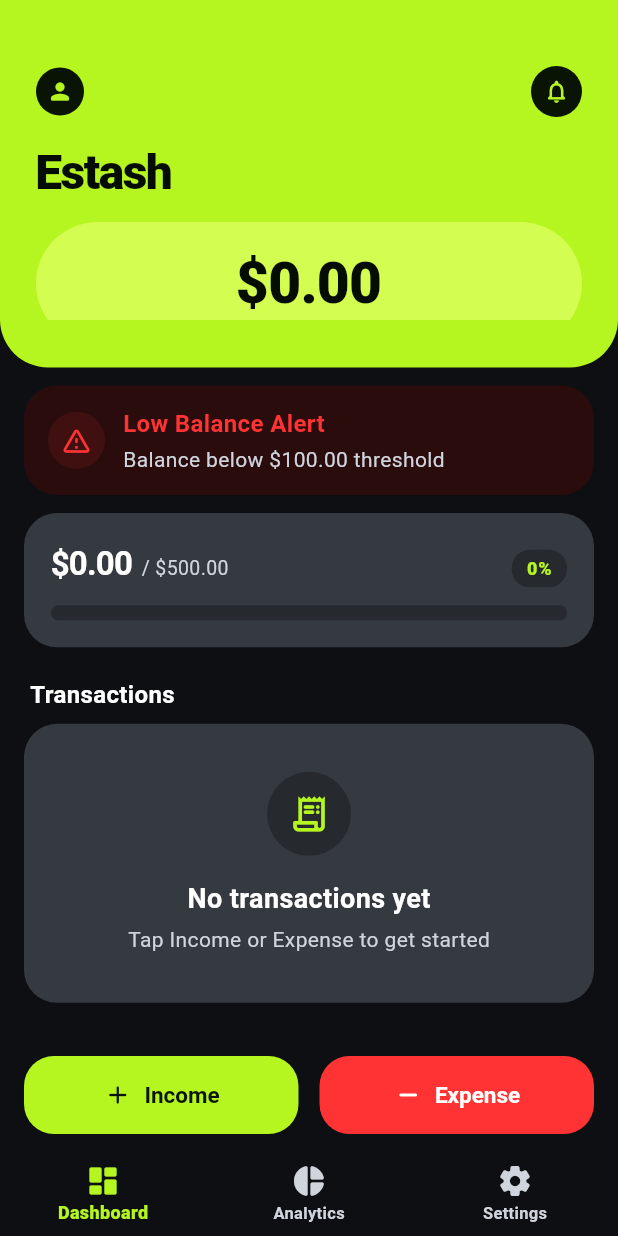
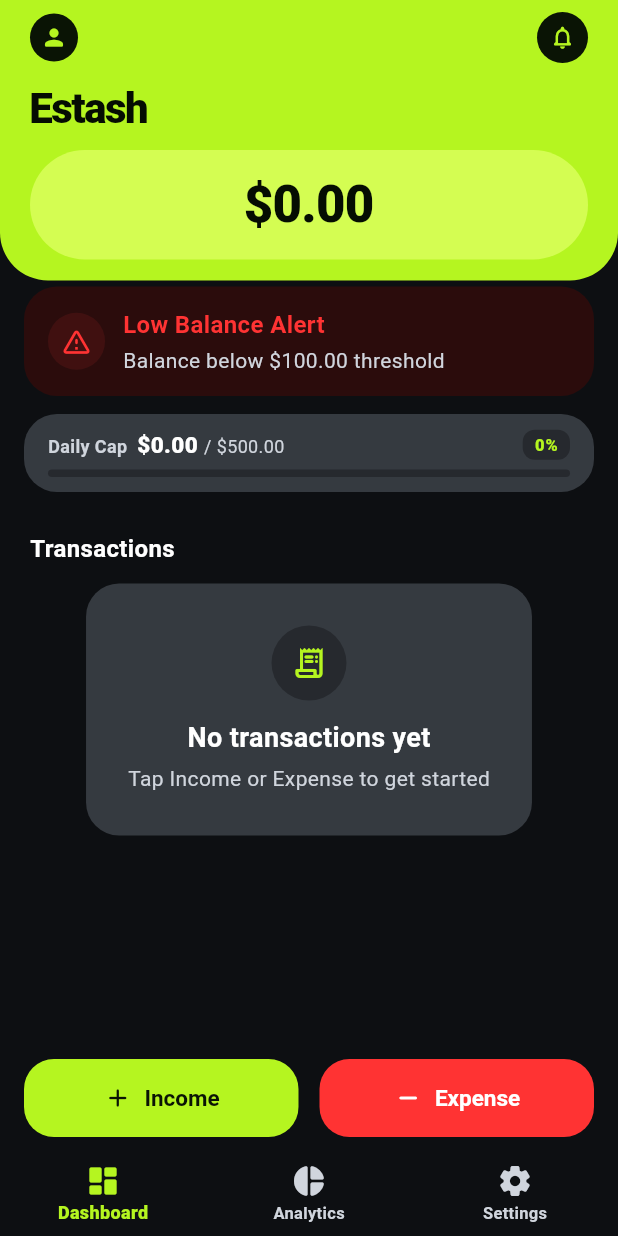
Before and after one commit to Knecrow/Estash, a Flutter app: the screen it shows after launch, on a phone screen of 412 x 824 dp. Run offline on Flutter 3.47's test engine with Material 3 defaults, Android fonts, the phone set to English and light mode, and no system bars; our stand-ins replace fl_chart, flutter_local_notifications, hive, hive_flutter, shared_preferences, timezone; accounts and stored records are empty.

Commit message:
Pin dashboard header and make Daily Cap card ultra-slim for maximized scrollable transaction view

```diff
--- a/lib/features/dashboard/dashboard_screen.dart
+++ b/lib/features/dashboard/dashboard_screen.dart
@@ -14,9 +14,9 @@
 import '../transaction/add_transaction_sheet.dart';
 import '../transaction/edit_transaction_sheet.dart';
 import 'widgets/daily_cap_progress_card.dart';
+import 'widgets/dashboard_hero_header.dart';
 import 'widgets/min_balance_alert_banner.dart';
 import 'widgets/quick_add_fab_row.dart';
-import 'widgets/sliver_one_ui_header.dart';
 
 class DashboardScreen extends StatelessWidget {
   const DashboardScreen({super.key});
@@ -48,15 +48,16 @@
     final finance = context.watch<FinanceProvider>();
     final settings = context.watch<SettingsProvider>();
 
-    final recentList = finance.recentTransactions;
+    final transactions = finance.allTransactions;
     final progress = settings.capProgress(finance.todaySpend);
     final progressColor = settings.capProgressColor(progress);
 
     return Scaffold(
       backgroundColor: AppColors.canvasBackground,
-      body: CustomScrollView(
-        slivers: [
-          SliverOneUIHeader(
+      body: Column(
+        children: [
+          // ── Fixed / Pinned Top Header ─────────────────────────
+          DashboardHeroHeader(
             netBalance: finance.netBalance,
             todaySpend: finance.todaySpend,
             dailyCap: settings.dailyCap,
@@ -108,13 +109,16 @@
               );
             },
           ),
-          SliverPadding(
+
+          // ── Fixed Overview Cards (Alert & Daily Cap) ─────────
+          Padding(
             padding: const EdgeInsets.symmetric(
               horizontal: AppConstants.pagePadding,
-              vertical: 12,
+              vertical: 4,
             ),
-            sliver: SliverList(
-              delegate: SliverChildListDelegate([
+            child: Column(
+              crossAxisAlignment: CrossAxisAlignment.start,
+              children: [
                 MinBalanceAlertBanner(
                   netBalance: finance.netBalance,
                   threshold: settings.minBalanceThreshold,
@@ -130,31 +134,44 @@
                     currencySymbol: settings.currencySymbol,
                   ),
                 ),
+                const SizedBox(height: 6),
                 const StaggeredEntrance(
                   index: 1,
                   child: SectionLabel(label: 'Transactions'),
                 ),
-                if (recentList.isEmpty)
-                  StaggeredEntrance(
+              ],
+            ),
+          ),
+
+          // ── Scrollable Transactions Area ─────────────────────
+          Expanded(
+            child: Padding(
+              padding: const EdgeInsets.symmetric(
+                horizontal: AppConstants.pagePadding,
+              ),
+              child: transactions.isEmpty
+                  ? SingleChildScrollView(
+                      physics: const AlwaysScrollableScrollPhysics(),
+                      child: StaggeredEntrance(
                         index: 2,
                         child: OneUICardContainer(
-                      padding: const EdgeInsets.all(32.0),
+                          padding: const EdgeInsets.all(28.0),
                           child: Column(
                             children: [
                               Container(
-                            width: 56,
-                            height: 56,
+                                width: 50,
+                                height: 50,
                                 decoration: const BoxDecoration(
                                   color: AppColors.cardSurfaceElevated,
                                   shape: BoxShape.circle,
                                 ),
                                 child: const Icon(
                                   Icons.receipt_long_rounded,
-                              size: 28,
+                                  size: 24,
                                   color: AppColors.safeAccent,
                                 ),
                               ),
-                          const SizedBox(height: 16),
+                              const SizedBox(height: 12),
                               Text(
                                 'No transactions yet',
                                 style: AppTextStyles.titleLarge.copyWith(
@@ -171,47 +188,52 @@
                             ],
                           ),
                         ),
+                      ),
                     )
-                else
-                  StaggeredEntrance(
+                  : StaggeredEntrance(
                       index: 2,
+                      child: ClipRRect(
+                        borderRadius: AppConstants.squircleRadius,
                         child: OneUICardContainer(
                           padding: EdgeInsets.zero,
-                      child: Column(
-                        children: [
-                          for (int i = 0; i < recentList.length; i++) ...[
-                            TransactionTile(
-                              transaction: recentList[i],
-                              currencySymbol: settings.currencySymbol,
-                              onDelete: () {
-                                finance.deleteTransaction(recentList[i].id);
-                                _showUndoSnackBar(context, finance);
-                              },
-                              onTap: () => EditTransactionSheet.show(context, recentList[i]),
-                            ),
-                            if (i < recentList.length - 1)
-                              Divider(
+                          child: ListView.separated(
+                            padding: const EdgeInsets.symmetric(vertical: 4),
+                            physics: const BouncingScrollPhysics(),
+                            itemCount: transactions.length,
+                            separatorBuilder: (_, __) => Divider(
                               color: AppColors.cardDivider.withValues(alpha: 0.3),
                               height: 1,
                               indent: 16,
                               endIndent: 16,
                             ),
-                          ],
-                        ],
+                            itemBuilder: (context, i) {
+                              return TransactionTile(
+                                transaction: transactions[i],
+                                currencySymbol: settings.currencySymbol,
+                                onDelete: () {
+                                  finance.deleteTransaction(transactions[i].id);
+                                  _showUndoSnackBar(context, finance);
+                                },
+                                onTap: () => EditTransactionSheet.show(
+                                  context,
+                                  transactions[i],
+                                ),
+                              );
+                            },
                           ),
                         ),
                       ),
-                const SizedBox(height: 24),
-              ]),
                     ),
             ),
+          ),
+          const SizedBox(height: 6),
         ],
       ),
       bottomNavigationBar: Container(
         color: AppColors.canvasBackground,
         child: SafeArea(
           child: Padding(
-            padding: const EdgeInsets.symmetric(horizontal: 16.0, vertical: 12.0),
+            padding: const EdgeInsets.symmetric(horizontal: 16.0, vertical: 10.0),
             child: QuickAddFabRow(
               onAddIncome: () => AddTransactionSheet.show(context, isExpense: false),
               onAddExpense: () => AddTransactionSheet.show(context, isExpense: true),
--- a/lib/features/dashboard/widgets/daily_cap_progress_card.dart
+++ b/lib/features/dashboard/widgets/daily_cap_progress_card.dart
@@ -27,64 +27,70 @@
     final pctText = (progress * 100).toStringAsFixed(0);
 
     return OneUICardContainer(
-      padding: const EdgeInsets.all(18.0),
+      padding: const EdgeInsets.symmetric(horizontal: 16.0, vertical: 10.0),
       child: Column(
         crossAxisAlignment: CrossAxisAlignment.start,
+        mainAxisSize: MainAxisSize.min,
         children: [
           Row(
             mainAxisAlignment: MainAxisAlignment.spaceBetween,
-            crossAxisAlignment: CrossAxisAlignment.baseline,
-            textBaseline: TextBaseline.alphabetic,
             children: [
               Row(
                 crossAxisAlignment: CrossAxisAlignment.baseline,
                 textBaseline: TextBaseline.alphabetic,
                 children: [
+                  Text(
+                    'Daily Cap  ',
+                    style: const TextStyle(
+                      color: AppColors.textSecondary,
+                      fontWeight: FontWeight.w600,
+                      fontSize: 12,
+                    ),
+                  ),
                   AnimatedCurrencyText(
                     value: todaySpend,
                     currencySymbol: currencySymbol,
-                    style: AppTextStyles.displayMedium.copyWith(
-                      fontWeight: FontWeight.bold,
+                    style: const TextStyle(
+                      fontWeight: FontWeight.w800,
                       color: AppColors.textPrimary,
-                      fontSize: 22,
+                      fontSize: 15,
                     ),
                   ),
-                  const SizedBox(width: 6),
+                  const SizedBox(width: 4),
                   Text(
                     '/ ${CurrencyFormatter.format(dailyCap, symbol: currencySymbol)}',
-                    style: AppTextStyles.bodyMedium.copyWith(
+                    style: const TextStyle(
                       color: AppColors.textSecondary,
-                      fontSize: 13,
+                      fontSize: 12,
                     ),
                   ),
                 ],
               ),
-              AnimatedContainer(
-                duration: const Duration(milliseconds: 300),
+              Container(
                 padding: const EdgeInsets.symmetric(
-                  horizontal: 10.0,
-                  vertical: 4.0,
+                  horizontal: 8.0,
+                  vertical: 2.0,
                 ),
                 decoration: BoxDecoration(
                   color: AppColors.cardSurfaceElevated,
-                  borderRadius: BorderRadius.circular(12.0),
+                  borderRadius: BorderRadius.circular(8.0),
                 ),
                 child: Text(
                   '$pctText%',
                   style: AppTextStyles.labelSmall.copyWith(
                     color: progressColor,
                     fontWeight: FontWeight.w900,
-                    fontSize: 12,
+                    fontSize: 11,
                   ),
                 ),
               ),
             ],
           ),
-          const SizedBox(height: 12),
+          const SizedBox(height: 6),
           NeonProgressBar(
             progress: progress,
             color: progressColor,
-            height: 10,
+            height: 5,
           ),
         ],
       ),
--- /dev/null
+++ b/lib/features/dashboard/widgets/dashboard_hero_header.dart
@@ -0,0 +1,163 @@
+import 'package:flutter/material.dart';
+import '../../../core/constants/app_colors.dart';
+import '../../../core/constants/app_text_styles.dart';
+import '../../../core/utils/haptic_utils.dart';
+import '../../../shared/widgets/animated_currency_text.dart';
+
+class DashboardHeroHeader extends StatelessWidget {
+  final double netBalance;
+  final double todaySpend;
+  final double dailyCap;
+  final double warningThresholdPct;
+  final double dangerThresholdPct;
+  final String currencySymbol;
+  final bool remindersEnabled;
+  final VoidCallback? onToggleReminders;
+
+  const DashboardHeroHeader({
+    super.key,
+    required this.netBalance,
+    required this.todaySpend,
+    required this.dailyCap,
+    required this.warningThresholdPct,
+    required this.dangerThresholdPct,
+    required this.currencySymbol,
+    this.remindersEnabled = false,
+    this.onToggleReminders,
+  });
+
+  @override
+  Widget build(BuildContext context) {
+    final spendRatio = dailyCap > 0 ? (todaySpend / dailyCap) : 0.0;
+
+    final isDanger = netBalance < 0 ||
+        (dailyCap > 0 &&
+            spendRatio >= dangerThresholdPct &&
+            netBalance < (dailyCap * 0.25));
+    final isWarning = !isDanger &&
+        (dailyCap > 0 && spendRatio >= warningThresholdPct && netBalance >= 0);
+
+    final heroBgColor = isDanger
+        ? AppColors.dangerAccent
+        : isWarning
+            ? AppColors.warningAccent
+            : AppColors.heroBackground;
+
+    final heroInnerCardColor = isDanger
+        ? const Color(0xFFFF5959)
+        : isWarning
+            ? const Color(0xFFFFE466)
+            : AppColors.heroCardSurface;
+
+    final textPrimaryColor = isDanger
+        ? const Color(0xFFFFFFFF)
+        : isWarning
+            ? const Color(0xFF1E1900)
+            : AppColors.textOnLimePrimary;
+
+    final badgeBgColor = isDanger
+        ? const Color(0xFF990000)
+        : isWarning
+            ? const Color(0xFF423800)
+            : AppColors.actionDark;
+
+    final badgeIconColor = isDanger
+        ? const Color(0xFFFFFFFF)
+        : isWarning
+            ? AppColors.warningAccent
+            : AppColors.safeAccent;
+
+    return AnimatedContainer(
+      duration: const Duration(milliseconds: 400),
+      curve: Curves.easeInOutCubic,
+      decoration: BoxDecoration(
+        color: heroBgColor,
+        borderRadius: const BorderRadius.only(
+          bottomLeft: Radius.circular(32),
+          bottomRight: Radius.circular(32),
+        ),
+      ),
+      padding: EdgeInsets.only(
+        left: 20.0,
+        right: 20.0,
+        top: MediaQuery.of(context).padding.top + 8.0,
+        bottom: 14.0,
+      ),
+      child: Column(
+        crossAxisAlignment: CrossAxisAlignment.start,
+        mainAxisSize: MainAxisSize.min,
+        children: [
+          // Top Profile & Action row
+          Row(
+            mainAxisAlignment: MainAxisAlignment.spaceBetween,
+            children: [
+              CircleAvatar(
+                radius: 16,
+                backgroundColor: badgeBgColor,
+                child: Icon(Icons.person_rounded, size: 18, color: badgeIconColor),
+              ),
+              InkWell(
+                onTap: () {
+                  HapticUtils.light();
+                  if (onToggleReminders != null) onToggleReminders!();
+                },
+                borderRadius: BorderRadius.circular(19),
+                child: AnimatedContainer(
+                  duration: const Duration(milliseconds: 300),
+                  width: 34,
+                  height: 34,
+                  decoration: BoxDecoration(
+                    color: badgeBgColor,
+                    shape: BoxShape.circle,
+                  ),
+                  child: Icon(
+                    remindersEnabled
+                        ? Icons.notifications_active_rounded
+                        : Icons.notifications_none_rounded,
+                    color: badgeIconColor,
+                    size: 18,
+                  ),
+                ),
+              ),
+            ],
+          ),
+          const SizedBox(height: 10),
+          // Title
+          Text(
+            'Estash',
+            style: AppTextStyles.displayMedium.copyWith(
+              color: textPrimaryColor,
+              fontWeight: FontWeight.w900,
+              fontSize: 28,
+              letterSpacing: -1.0,
+            ),
+          ),
+          const SizedBox(height: 8),
+          // Fully pill-like balance card container
+          AnimatedContainer(
+            duration: const Duration(milliseconds: 400),
+            curve: Curves.easeInOutCubic,
+            width: double.infinity,
+            padding: const EdgeInsets.symmetric(horizontal: 24, vertical: 12),
+            decoration: BoxDecoration(
+              color: heroInnerCardColor,
+              borderRadius: BorderRadius.circular(100),
+            ),
+            child: Center(
+              child: AnimatedCurrencyText(
+                value: netBalance,
+                currencySymbol: currencySymbol,
+                style: AppTextStyles.displayLarge.copyWith(
+                  fontSize: 34,
+                  fontWeight: FontWeight.w900,
+                  color: textPrimaryColor,
+                  letterSpacing: -0.5,
+                ),
+              ),
+            ),
+          ),
+        ],
+      ),
+    );
+  }
+}
```
Lines whose indentation alone changed are shown as unchanged.
